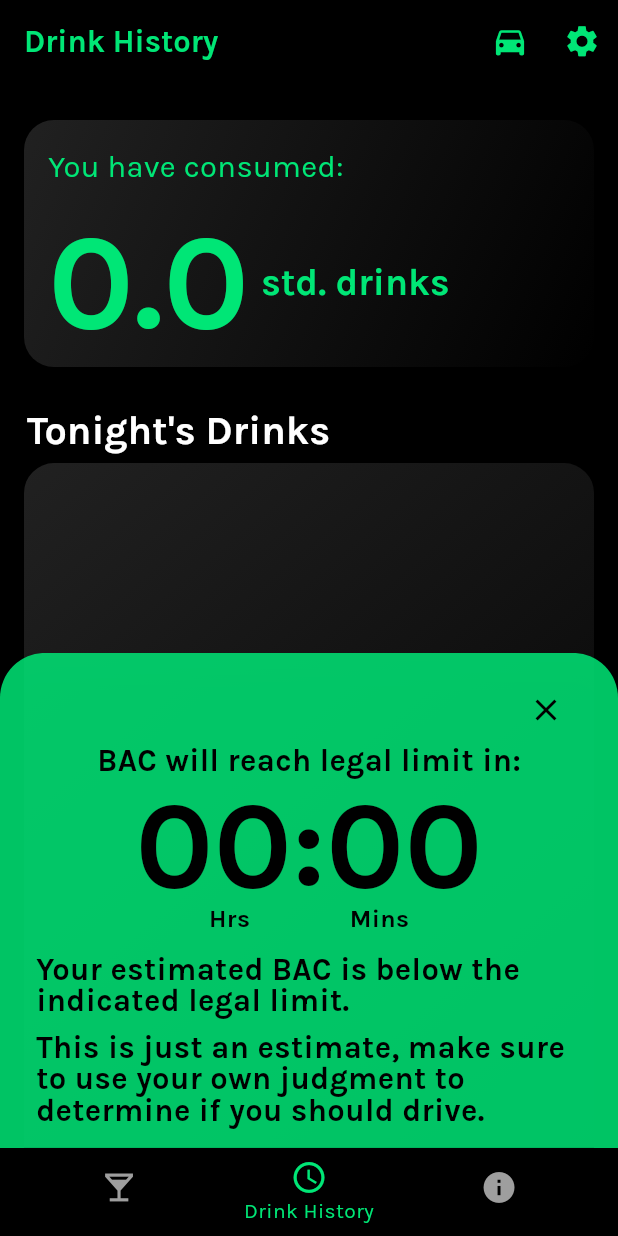
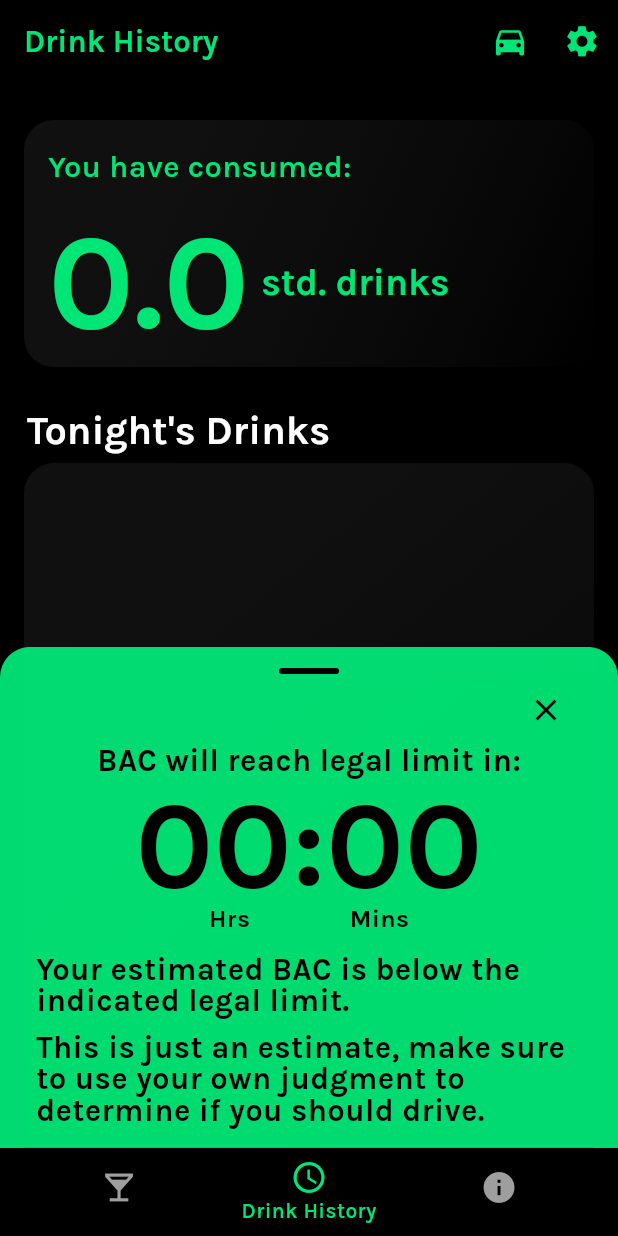
Before and after one commit to rahulg221/party_pal_, a Flutter app: the screen it shows after launch, item 2 of the bottom bar chosen, after a tap on the "directions car" icon, on a phone screen of 412 x 824 dp. Run offline on Flutter 3.47's test engine with Material 2 defaults, Android fonts, the light colour scheme and no system bars; our stand-ins replace flutter_riverpod, shared_preferences; missing offline and left inert: activity_ring.

Commit message:
Add files via upload

```diff
--- a/lib/bac_info.dart
+++ b/lib/bac_info.dart
@@ -22,22 +22,6 @@ class _MyInfoPageState extends ConsumerState<MyInfoPage> {
     MyApp.themeNotifier.value = MyApp.themeNotifier.value == ThemeMode.light
         ? ThemeMode.dark
         : ThemeMode.light;
-  }
-
-  //Converts hours to Hours:Minutes format
-  String convertToHoursMinutes(double timeInHours) {
-    int hours = timeInHours.toInt();
-    int minutes = ((timeInHours - hours) * 60).round();
-
-    if (hours <= 0 && minutes <= 0) {
-      hours = 0;
-      minutes = 0;
-    }
-
-    String paddedHours = hours.toString().padLeft(2, '0');
-    String paddedMinutes = minutes.toString().padLeft(2, '0');
-
-    return '$paddedHours:$paddedMinutes';
   }
 
   //Returns different common effects when BAC reaches different levels
@@ -77,10 +61,10 @@ class _MyInfoPageState extends ConsumerState<MyInfoPage> {
                 end: Alignment.bottomRight,
                 colors: [
                   MyApp.themeNotifier.value == ThemeMode.light
-                      ? ref.watch(colorController).withOpacity(0.7)
-                      : Colors.grey.shade900,
+                      ? ref.watch(colorController)
+                      : Colors.grey.shade900.withOpacity(0.5),
                   MyApp.themeNotifier.value == ThemeMode.light
-                      ? ref.watch(colorController).withOpacity(0.8)
+                      ? ref.watch(colorController).withOpacity(0.9)
                       : Colors.black,
                 ],
               ),
@@ -131,10 +115,10 @@ class _MyInfoPageState extends ConsumerState<MyInfoPage> {
                 end: Alignment.bottomRight,
                 colors: [
                   MyApp.themeNotifier.value == ThemeMode.light
-                      ? ref.watch(colorController).withOpacity(0.7)
-                      : Colors.grey.shade900,
+                      ? ref.watch(colorController)
+                      : Colors.grey.shade900.withOpacity(0.5),
                   MyApp.themeNotifier.value == ThemeMode.light
-                      ? ref.watch(colorController).withOpacity(0.8)
+                      ? ref.watch(colorController).withOpacity(0.9)
                       : Colors.black,
                 ],
               ),
@@ -177,7 +161,7 @@ class _MyInfoPageState extends ConsumerState<MyInfoPage> {
             onPressed: () {
               final driveAlert = ReusableSnackBar(
                 context: context,
-                timeTillDrive: convertToHoursMinutes(
+                timeTillDrive: ref.read(formatController.notifier).getHrsMins(
                     (ref.watch(bacController) - legalLimit) / 0.015),
                 backgroundColor: ref.watch(colorController),
                 duration: const Duration(seconds: 5),
--- a/lib/drive_alert.dart
+++ b/lib/drive_alert.dart
@@ -1,4 +1,5 @@
 import 'package:flutter/material.dart';
+import 'package:lift_links/main.dart';
 
 //Reusable snack bar for displaying sober countdown, used on every page by clicking Car icon in AppBar
 class ReusableSnackBar extends SnackBar {
@@ -12,6 +13,16 @@ class ReusableSnackBar extends SnackBar {
   }) : super(
             content: Column(
               children: [
+                Center(
+                  child: Container(
+                    width: 40,
+                    height: 4,
+                    decoration: BoxDecoration(
+                      color: Colors.black,
+                      borderRadius: BorderRadius.circular(2),
+                    ),
+                  ),
+                ),
                 Align(
                   alignment: Alignment.topRight,
                   child: IconButton(
@@ -77,11 +88,12 @@ class ReusableSnackBar extends SnackBar {
             ),
             shape: const RoundedRectangleBorder(
               borderRadius: BorderRadius.only(
-              topLeft: Radius.circular(30.0),
-              topRight: Radius.circular(30.0),
+                topLeft: Radius.circular(20.0),
+                topRight: Radius.circular(20.0),
               ),
             ),
             duration: duration,
-          backgroundColor: backgroundColor.withOpacity(0.85),
-        );
+            backgroundColor: MyApp.themeNotifier.value == ThemeMode.light
+                ? Colors.white
+                : backgroundColor.withOpacity(0.95));
 }
--- a/lib/history.dart
+++ b/lib/history.dart
@@ -6,16 +6,16 @@ import 'package:lift_links/theme_config.dart';
 import 'main.dart';
 import 'package:lift_links/providers.dart';
 
-class MyFriendsPage extends ConsumerStatefulWidget {
-  const MyFriendsPage({super.key, required this.title});
+class MyHistoryPage extends ConsumerStatefulWidget {
+  const MyHistoryPage({super.key, required this.title});
 
   final String title;
 
   @override
-  ConsumerState<MyFriendsPage> createState() => _MyFriendsPageState();
+  ConsumerState<MyHistoryPage> createState() => _MyHistoryPageState();
 }
 
-class _MyFriendsPageState extends ConsumerState<MyFriendsPage> {
+class _MyHistoryPageState extends ConsumerState<MyHistoryPage> {
   final ScrollController _scrollController = ScrollController();
 
   //Changes to other theme option
@@ -23,31 +23,6 @@ class _MyFriendsPageState extends ConsumerState<MyFriendsPage> {
     MyApp.themeNotifier.value = MyApp.themeNotifier.value == ThemeMode.light
         ? ThemeMode.dark
         : ThemeMode.light;
-  }
-
-  //Converts hours to Hours:Minutes format
-  String convertToHoursMinutes(double timeInHours) {
-    int hours = timeInHours.toInt();
-    int minutes = ((timeInHours - hours) * 60).round();
-
-    if (hours <= 0 && minutes <= 0) {
-      hours = 0;
-      minutes = 0;
-    }
-
-    String paddedHours = hours.toString().padLeft(2, '0');
-    String paddedMinutes = minutes.toString().padLeft(2, '0');
-
-    return '$paddedHours:$paddedMinutes';
-  }
-
-  //Formats the time each drink was consumed at as Hours:Minutes:AM/PM
-  String formatTimestamp(DateTime timestamp) {
-    final hour = timestamp.hour > 12 ? timestamp.hour - 12 : timestamp.hour;
-    final minute = timestamp.minute.toString().padLeft(2, '0');
-    final period = timestamp.hour >= 12 ? 'PM' : 'AM';
-
-    return '$hour:$minute $period';
   }
 
   //Widget for listing drinks of the night
@@ -72,10 +47,10 @@ class _MyFriendsPageState extends ConsumerState<MyFriendsPage> {
               end: Alignment.bottomRight,
               colors: [
                 MyApp.themeNotifier.value == ThemeMode.light
-                    ? ref.watch(colorController).withOpacity(0.7)
-                    : Colors.grey.shade900,
+                    ? ref.watch(colorController)
+                    : Colors.grey.shade900.withOpacity(0.5),
                 MyApp.themeNotifier.value == ThemeMode.light
-                    ? ref.watch(colorController).withOpacity(0.8)
+                    ? ref.watch(colorController).withOpacity(0.9)
                     : Colors.black,
               ],
             ),
@@ -89,7 +64,9 @@ class _MyFriendsPageState extends ConsumerState<MyFriendsPage> {
             itemCount: drinks.length,
             itemBuilder: (context, index) {
               Drink drink = drinks[index];
-              String time = formatTimestamp(drink.timestamps);
+              String time = ref
+                  .read(formatController.notifier)
+                  .getTimestamp(drink.timestamps);
               return ListTile(
                 title: Text(
                   drink.type,
@@ -99,16 +76,18 @@ class _MyFriendsPageState extends ConsumerState<MyFriendsPage> {
                         ? Colors.black.withOpacity(0.9)
                         : ref.watch(colorController),
                     fontFamily: fontStyle,
+                    fontWeight: FontWeight.w600,
                   ),
                 ),
                 subtitle: Text(
                   time,
                   style: TextStyle(
-                    fontSize: height * 0.01 * 2,
+                    fontSize: height * 0.01 * 2.5,
                     color: MyApp.themeNotifier.value == ThemeMode.light
                         ? Colors.black.withOpacity(0.9)
                         : ref.watch(colorController),
                     fontFamily: fontStyle,
+                    fontWeight: FontWeight.w600,
                   ),
                 ),
                 trailing: Column(
@@ -117,21 +96,23 @@ class _MyFriendsPageState extends ConsumerState<MyFriendsPage> {
                     Text(
                       '${drink.percentage}%',
                       style: TextStyle(
-                        fontSize: height * 0.01 * 2,
+                        fontSize: height * 0.01 * 2.5,
                         color: MyApp.themeNotifier.value == ThemeMode.light
                             ? Colors.black.withOpacity(0.9)
                             : ref.watch(colorController),
                         fontFamily: fontStyle,
+                        fontWeight: FontWeight.w600,
                       ),
                     ),
                     Text(
                       '${drink.size} oz',
                       style: TextStyle(
-                        fontSize: height * 0.01 * 2,
+                        fontSize: height * 0.01 * 2.5,
                         color: MyApp.themeNotifier.value == ThemeMode.light
                             ? Colors.black.withOpacity(0.9)
                             : ref.watch(colorController),
                         fontFamily: fontStyle,
+                        fontWeight: FontWeight.w600,
                       ),
                     ),
                   ],
@@ -160,10 +141,10 @@ class _MyFriendsPageState extends ConsumerState<MyFriendsPage> {
                 end: Alignment.bottomRight,
                 colors: [
                   MyApp.themeNotifier.value == ThemeMode.light
-                      ? ref.watch(colorController).withOpacity(0.7)
-                      : Colors.grey.shade900,
+                      ? ref.watch(colorController)
+                      : Colors.grey.shade900.withOpacity(0.5),
                   MyApp.themeNotifier.value == ThemeMode.light
-                      ? ref.watch(colorController).withOpacity(0.8)
+                      ? ref.watch(colorController).withOpacity(0.9)
                       : Colors.black,
                 ],
               ),
@@ -230,7 +211,7 @@ class _MyFriendsPageState extends ConsumerState<MyFriendsPage> {
             onPressed: () {
               final driveAlert = ReusableSnackBar(
                 context: context,
-                timeTillDrive: convertToHoursMinutes(
+                timeTillDrive: ref.read(formatController.notifier).getHrsMins(
                     (ref.watch(bacController) - legalLimit) / 0.015),
                 backgroundColor: ref.watch(colorController),
                 duration: const Duration(seconds: 5),
--- a/lib/theme_config.dart
+++ b/lib/theme_config.dart
@@ -52,6 +52,7 @@ ThemeData createLightTheme(Color textColor, double width, double height) {
         fontSize: textScale * 2.5,
         color: Colors.black,
         fontFamily: fontStyle,
+        fontWeight: FontWeight.w600,
       ),
       bodySmall: TextStyle(
         fontSize: textScale * 2,
@@ -176,6 +177,7 @@ ThemeData createDarkTheme(Color textColor, double width, double height) {
         fontSize: textScale * 2.5,
         color: textColor,
         fontFamily: fontStyle,
+        fontWeight: FontWeight.w600,
       ),
       bodySmall: TextStyle(
         fontSize: textScale * 2,
```
Also changed, not shown: lib/homepage.dart (+4 -42 lines), lib/main.dart (+12 -27 lines), lib/providers.dart (+59 -14 lines), lib/settings.dart (+11 -0 lines). Lines whose indentation alone changed are shown as unchanged.
